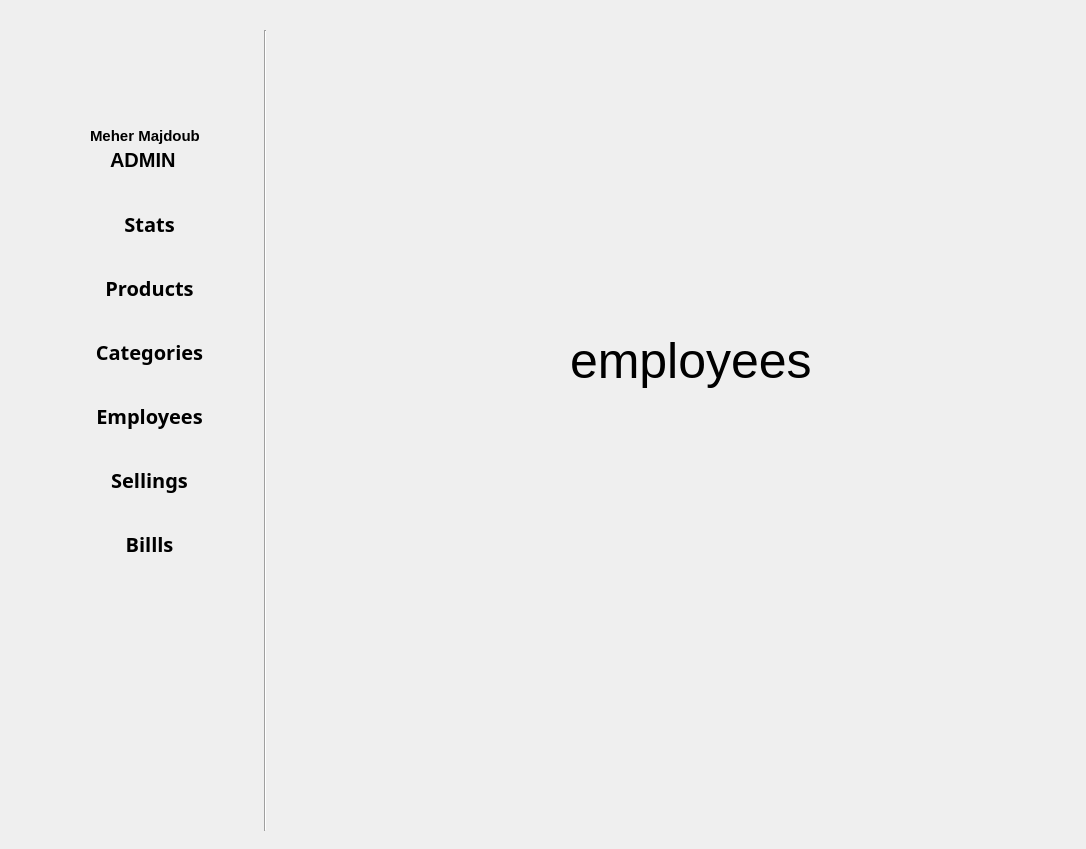
The window that gui/admin.ui (Maher-Majdoub/supermarket_management_system) describes before a commit, drawn with Qt 5.
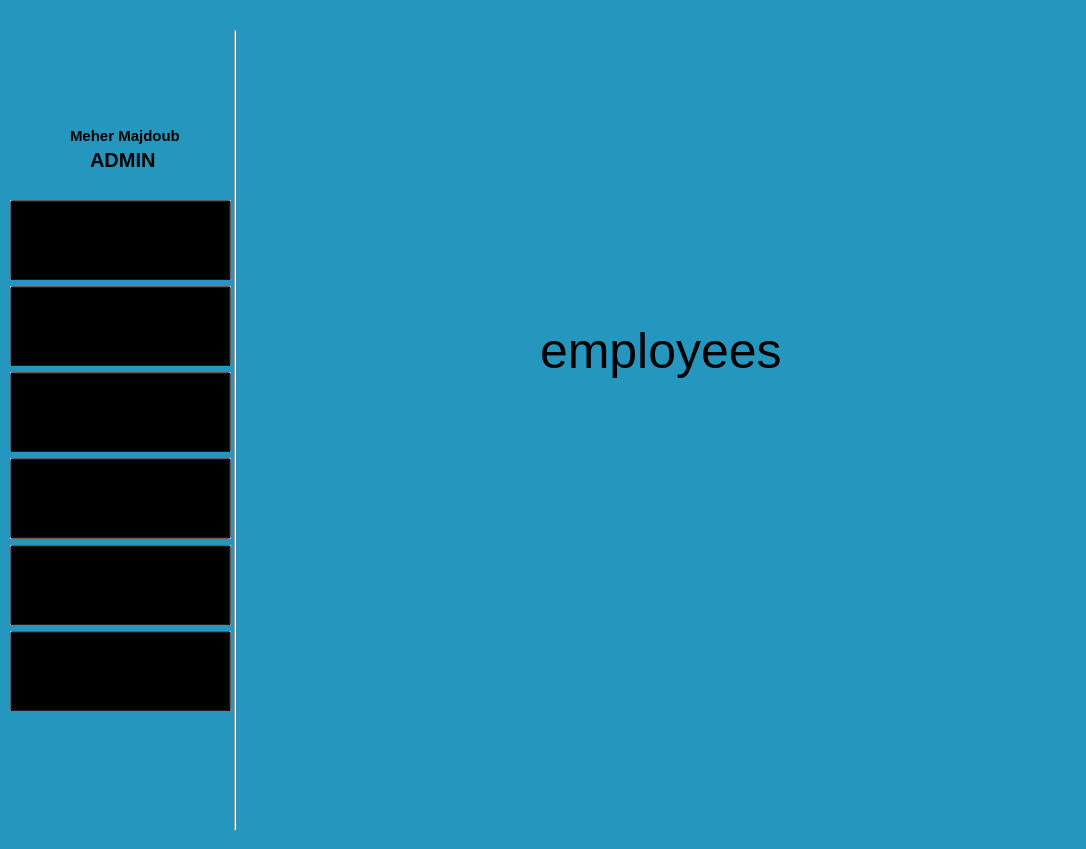
The same window after the commit. The open tabs and pages were chosen to show the change. Icons and pictures are not drawn.

```diff
--- a/gui/admin.ui
+++ b/gui/admin.ui
@@ -2,6 +2,9 @@
 <ui version="4.0">
  <class>Form</class>
  <widget class="QWidget" name="Form">
+  <property name="enabled">
+   <bool>true</bool>
+  </property>
   <property name="geometry">
    <rect>
     <x>0</x>
@@ -13,10 +16,33 @@
   <property name="windowTitle">
    <string>Form</string>
   </property>
+  <property name="statusTip">
+   <string/>
+  </property>
+  <property name="styleSheet">
+   <string notr="true">QWidget#Form{
+	background-color:rgb(37, 150, 190);
+}
+QLabel[statusTip = &quot;this&quot;]{
+	color:#black;
+}
+QHBoxLayout{
+	background-color:black;
+}
+QFrame[statusTip = &quot;option&quot;]{
+
+ }
+
+QFrame[statusTip = &quot;option&quot;][enabled = &quot;true&quot;]:hover{
+	background-color: rgba(110, 110, 110, 120);
+	border-left: 6px solid #000;
+ }
+</string>
+  </property>
   <widget class="QGroupBox" name="groupBox">
    <property name="geometry">
     <rect>
-     <x>40</x>
+     <x>20</x>
      <y>30</y>
      <width>201</width>
      <height>151</height>
@@ -104,12 +130,18 @@
   <widget class="QStackedWidget" name="containor">
    <property name="geometry">
     <rect>
-     <x>290</x>
-     <y>30</y>
-     <width>771</width>
-     <height>781</height>
+     <x>260</x>
+     <y>20</y>
+     <width>801</width>
+     <height>801</height>
     </rect>
    </property>
+   <property name="styleSheet">
+    <string notr="true">background-color:rgb(37, 150, 190)</string>
+   </property>
+   <property name="currentIndex">
+    <number>3</number>
+   </property>
    <widget class="QWidget" name="stats_frame">
     <property name="autoFillBackground">
      <bool>false</bool>
@@ -225,12 +257,15 @@
   <widget class="Line" name="line">
    <property name="geometry">
     <rect>
-     <x>250</x>
+     <x>220</x>
      <y>30</y>
      <width>31</width>
      <height>801</height>
     </rect>
    </property>
+   <property name="styleSheet">
+    <string notr="true">color: rgba(110,110,110,50)</string>
+   </property>
    <property name="orientation">
     <enum>Qt::Vertical</enum>
    </property>
@@ -257,58 +292,33 @@
   <widget class="QWidget" name="formLayoutWidget">
    <property name="geometry">
     <rect>
-     <x>40</x>
+     <x>10</x>
      <y>200</y>
-     <width>200</width>
-     <height>521</height>
+     <width>221</width>
+     <height>511</height>
     </rect>
    </property>
-   <layout class="QFormLayout" name="formLayout">
-    <property name="horizontalSpacing">
-     <number>12</number>
-    </property>
-    <property name="verticalSpacing">
-     <number>36</number>
-    </property>
-    <property name="topMargin">
-     <number>10</number>
-    </property>
-    <property name="bottomMargin">
-     <number>0</number>
-    </property>
-    <item row="0" column="0">
-     <widget class="QLabel" name="label_4">
-      <property name="maximumSize">
-       <size>
-        <width>51</width>
-        <height>51</height>
-       </size>
-      </property>
-      <property name="baseSize">
-       <size>
-        <width>30</width>
-        <height>30</height>
-       </size>
-      </property>
-      <property name="font">
-       <font>
-        <strikeout>false</strikeout>
-        <stylestrategy>PreferDefault</stylestrategy>
-       </font>
-      </property>
-      <property name="text">
-       <string/>
-      </property>
-      <property name="pixmap">
-       <pixmap resource="icons/icons.qrc">:/icons/stats.png</pixmap>
-      </property>
-      <property name="scaledContents">
-       <bool>true</bool>
-      </property>
-     </widget>
-    </item>
-    <item row="0" column="1">
+   <layout class="QVBoxLayout" name="verticalLayout">
+    <item>
+     <widget class="QFrame" name="stats_lbl">
+      <property name="statusTip">
+       <string>option</string>
+      </property>
+      <property name="frameShape">
+       <enum>QFrame::StyledPanel</enum>
+      </property>
+      <property name="frameShadow">
+       <enum>QFrame::Raised</enum>
+      </property>
      <widget class="QLabel" name="label_5">
+       <property name="geometry">
+        <rect>
+         <x>110</x>
+         <y>10</y>
+         <width>71</width>
+         <height>51</height>
+        </rect>
+       </property>
       <property name="baseSize">
        <size>
         <width>50</width>
@@ -326,6 +336,9 @@
       <property name="autoFillBackground">
        <bool>false</bool>
       </property>
+       <property name="styleSheet">
+        <string notr="true"/>
+       </property>
       <property name="text">
        <string>Stats</string>
       </property>
@@ -333,9 +346,21 @@
        <set>Qt::AlignCenter</set>
       </property>
      </widget>
-    </item>
-    <item row="1" column="1">
-     <widget class="QLabel" name="label_6">
+      <widget class="QLabel" name="label_4">
+       <property name="geometry">
+        <rect>
+         <x>20</x>
+         <y>10</y>
+         <width>51</width>
+         <height>51</height>
+        </rect>
+       </property>
+       <property name="maximumSize">
+        <size>
+         <width>51</width>
+         <height>51</height>
+        </size>
+       </property>
       <property name="baseSize">
        <size>
         <width>50</width>
@@ -354,15 +379,55 @@
        <bool>false</bool>
       </property>
       <property name="text">
-       <string>Products</string>
-      </property>
-      <property name="alignment">
-       <set>Qt::AlignCenter</set>
-      </property>
+        <string/>
+       </property>
+       <property name="pixmap">
+        <pixmap resource="icons/icons.qrc">:/icons/stats.png</pixmap>
+       </property>
+       <property name="scaledContents">
+        <bool>true</bool>
+       </property>
+      </widget>
+      <widget class="QPushButton" name="stats_btn">
+       <property name="geometry">
+        <rect>
+         <x>0</x>
+         <y>0</y>
+         <width>221</width>
+         <height>81</height>
+        </rect>
+       </property>
+       <property name="styleSheet">
+        <string notr="true">
+background-color: rgba(0,0,0,0);
+</string>
+       </property>
+       <property name="text">
+        <string/>
+       </property>
+      </widget>
      </widget>
     </item>
-    <item row="1" column="0">
+    <item>
+     <widget class="QFrame" name="product_lbl">
+      <property name="statusTip">
+       <string>option</string>
+      </property>
+      <property name="frameShape">
+       <enum>QFrame::StyledPanel</enum>
+      </property>
+      <property name="frameShadow">
+       <enum>QFrame::Raised</enum>
+      </property>
      <widget class="QLabel" name="label_7">
+       <property name="geometry">
+        <rect>
+         <x>20</x>
+         <y>10</y>
+         <width>51</width>
+         <height>51</height>
+        </rect>
+       </property>
       <property name="maximumSize">
        <size>
         <width>51</width>
@@ -391,9 +456,15 @@
        <bool>true</bool>
       </property>
      </widget>
-    </item>
-    <item row="2" column="1">
-     <widget class="QLabel" name="label_10">
+      <widget class="QLabel" name="label_6">
+       <property name="geometry">
+        <rect>
+         <x>80</x>
+         <y>10</y>
+         <width>131</width>
+         <height>51</height>
+        </rect>
+       </property>
       <property name="baseSize">
        <size>
         <width>50</width>
@@ -411,16 +482,65 @@
       <property name="autoFillBackground">
        <bool>false</bool>
       </property>
+       <property name="styleSheet">
+        <string notr="true">QLabel:pressed{
+color:red;
+}
+</string>
+       </property>
       <property name="text">
        <string>Categories</string>
       </property>
       <property name="alignment">
        <set>Qt::AlignCenter</set>
       </property>
+       <property name="indent">
+        <number>1</number>
+       </property>
+       <property name="buddy">
+        <cstring>this</cstring>
+       </property>
+      </widget>
+      <widget class="QPushButton" name="product_btn">
+       <property name="geometry">
+        <rect>
+         <x>0</x>
+         <y>0</y>
+         <width>221</width>
+         <height>81</height>
+        </rect>
+       </property>
+       <property name="styleSheet">
+        <string notr="true">
+background-color: rgba(0,0,0,0);
+</string>
+       </property>
+       <property name="text">
+        <string/>
+       </property>
+      </widget>
      </widget>
     </item>
-    <item row="2" column="0">
+    <item>
+     <widget class="QFrame" name="categories_lbl">
+      <property name="statusTip">
+       <string>option</string>
+      </property>
+      <property name="frameShape">
+       <enum>QFrame::StyledPanel</enum>
+      </property>
+      <property name="frameShadow">
+       <enum>QFrame::Raised</enum>
+      </property>
      <widget class="QLabel" name="label_8">
+       <property name="geometry">
+        <rect>
+         <x>20</x>
+         <y>10</y>
+         <width>51</width>
+         <height>51</height>
+        </rect>
+       </property>
       <property name="maximumSize">
        <size>
         <width>51</width>
@@ -449,9 +569,82 @@
        <bool>true</bool>
       </property>
      </widget>
+      <widget class="QLabel" name="label_10">
+       <property name="geometry">
+        <rect>
+         <x>70</x>
+         <y>10</y>
+         <width>161</width>
+         <height>51</height>
+        </rect>
+       </property>
+       <property name="baseSize">
+        <size>
+         <width>50</width>
+         <height>20</height>
+        </size>
+       </property>
+       <property name="font">
+        <font>
+         <family>Segoe UI Semibold</family>
+         <pointsize>15</pointsize>
+         <weight>75</weight>
+         <bold>true</bold>
+        </font>
+       </property>
+       <property name="statusTip">
+        <string>this</string>
+       </property>
+       <property name="autoFillBackground">
+        <bool>false</bool>
+       </property>
+       <property name="text">
+        <string>Categories</string>
+       </property>
+       <property name="alignment">
+        <set>Qt::AlignCenter</set>
+       </property>
+      </widget>
+      <widget class="QPushButton" name="categories_btn">
+       <property name="geometry">
+        <rect>
+         <x>0</x>
+         <y>0</y>
+         <width>221</width>
+         <height>81</height>
+        </rect>
+       </property>
+       <property name="styleSheet">
+        <string notr="true">
+background-color: rgba(0,0,0,0);
+</string>
+       </property>
+       <property name="text">
+        <string/>
+       </property>
+      </widget>
+     </widget>
     </item>
-    <item row="3" column="1">
+    <item>
+     <widget class="QFrame" name="employees_lbl">
+      <property name="statusTip">
+       <string>option</string>
+      </property>
+      <property name="frameShape">
+       <enum>QFrame::StyledPanel</enum>
+      </property>
+      <property name="frameShadow">
+       <enum>QFrame::Raised</enum>
+      </property>
      <widget class="QLabel" name="label_9">
+       <property name="geometry">
+        <rect>
+         <x>70</x>
+         <y>10</y>
+         <width>159</width>
+         <height>51</height>
+        </rect>
+       </property>
       <property name="baseSize">
        <size>
         <width>50</width>
@@ -476,9 +669,15 @@
        <set>Qt::AlignCenter</set>
       </property>
      </widget>
-    </item>
-    <item row="3" column="0">
      <widget class="QLabel" name="label_11">
+       <property name="geometry">
+        <rect>
+         <x>20</x>
+         <y>10</y>
+         <width>51</width>
+         <height>51</height>
+        </rect>
+       </property>
       <property name="maximumSize">
        <size>
         <width>51</width>
@@ -507,36 +706,46 @@
        <bool>true</bool>
       </property>
      </widget>
-    </item>
-    <item row="4" column="1">
-     <widget class="QLabel" name="label_12">
-      <property name="baseSize">
-       <size>
-        <width>50</width>
-        <height>20</height>
-       </size>
-      </property>
-      <property name="font">
-       <font>
-        <family>Segoe UI Semibold</family>
-        <pointsize>15</pointsize>
-        <weight>75</weight>
-        <bold>true</bold>
-       </font>
-      </property>
-      <property name="autoFillBackground">
-       <bool>false</bool>
+      <widget class="QPushButton" name="employees_btn">
+       <property name="geometry">
+        <rect>
+         <x>0</x>
+         <y>0</y>
+         <width>221</width>
+         <height>81</height>
+        </rect>
+       </property>
+       <property name="styleSheet">
+        <string notr="true">
+background-color: rgba(0,0,0,0);
+</string>
       </property>
       <property name="text">
-       <string>Sellings</string>
-      </property>
-      <property name="alignment">
-       <set>Qt::AlignCenter</set>
-      </property>
+        <string/>
+       </property>
+      </widget>
      </widget>
     </item>
-    <item row="4" column="0">
+    <item>
+     <widget class="QFrame" name="sellings_lbl">
+      <property name="statusTip">
+       <string>option</string>
+      </property>
+      <property name="frameShape">
+       <enum>QFrame::StyledPanel</enum>
+      </property>
+      <property name="frameShadow">
+       <enum>QFrame::Raised</enum>
+      </property>
      <widget class="QLabel" name="label_13">
+       <property name="geometry">
+        <rect>
+         <x>20</x>
+         <y>10</y>
+         <width>51</width>
+         <height>51</height>
+        </rect>
+       </property>
       <property name="maximumSize">
        <size>
         <width>51</width>
@@ -565,9 +774,15 @@
        <bool>true</bool>
       </property>
      </widget>
-    </item>
-    <item row="5" column="1">
-     <widget class="QLabel" name="label_14">
+      <widget class="QLabel" name="label_12">
+       <property name="geometry">
+        <rect>
+         <x>70</x>
+         <y>10</y>
+         <width>141</width>
+         <height>51</height>
+        </rect>
+       </property>
       <property name="baseSize">
        <size>
         <width>50</width>
@@ -592,9 +807,49 @@
        <set>Qt::AlignCenter</set>
       </property>
      </widget>
+      <widget class="QPushButton" name="sellings_btn">
+       <property name="geometry">
+        <rect>
+         <x>0</x>
+         <y>0</y>
+         <width>221</width>
+         <height>81</height>
+        </rect>
+       </property>
+       <property name="styleSheet">
+        <string notr="true">
+background-color: rgba(0,0,0,0);
+</string>
+       </property>
+       <property name="text">
+        <string/>
+       </property>
+      </widget>
+     </widget>
     </item>
-    <item row="5" column="0">
+    <item>
+     <widget class="QFrame" name="bills_lbl">
+      <property name="enabled">
+       <bool>true</bool>
+      </property>
+      <property name="statusTip">
+       <string>option</string>
+      </property>
+      <property name="frameShape">
+       <enum>QFrame::StyledPanel</enum>
+      </property>
+      <property name="frameShadow">
+       <enum>QFrame::Raised</enum>
+      </property>
      <widget class="QLabel" name="label_15">
+       <property name="geometry">
+        <rect>
+         <x>20</x>
+         <y>10</y>
+         <width>51</width>
+         <height>51</height>
+        </rect>
+       </property>
       <property name="maximumSize">
        <size>
         <width>51</width>
@@ -622,6 +877,61 @@
       <property name="scaledContents">
        <bool>true</bool>
       </property>
+      </widget>
+      <widget class="QLabel" name="label_14">
+       <property name="geometry">
+        <rect>
+         <x>60</x>
+         <y>10</y>
+         <width>151</width>
+         <height>51</height>
+        </rect>
+       </property>
+       <property name="baseSize">
+        <size>
+         <width>50</width>
+         <height>20</height>
+        </size>
+       </property>
+       <property name="font">
+        <font>
+         <family>Segoe UI Semibold</family>
+         <pointsize>15</pointsize>
+         <weight>75</weight>
+         <bold>true</bold>
+        </font>
+       </property>
+       <property name="statusTip">
+        <string>this</string>
+       </property>
+       <property name="autoFillBackground">
+        <bool>false</bool>
+       </property>
+       <property name="text">
+        <string>Billls</string>
+       </property>
+       <property name="alignment">
+        <set>Qt::AlignCenter</set>
+       </property>
+      </widget>
+      <widget class="QPushButton" name="billls_btn">
+       <property name="geometry">
+        <rect>
+         <x>0</x>
+         <y>0</y>
+         <width>221</width>
+         <height>81</height>
+        </rect>
+       </property>
+       <property name="styleSheet">
+        <string notr="true">
+background-color: rgba(0,0,0,0);
+</string>
+       </property>
+       <property name="text">
+        <string/>
+       </property>
+      </widget>
      </widget>
     </item>
    </layout>
```
Left out of the diff: 41 changed lines with no effect on the pictures. Lines whose indentation alone changed are shown as unchanged.
